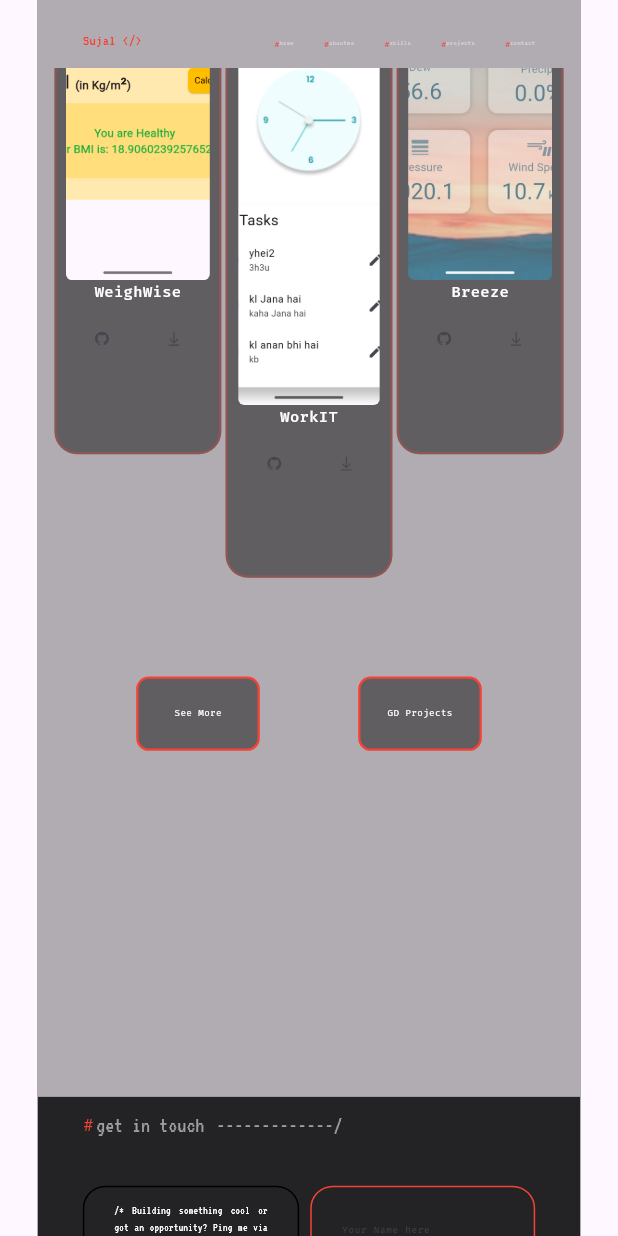
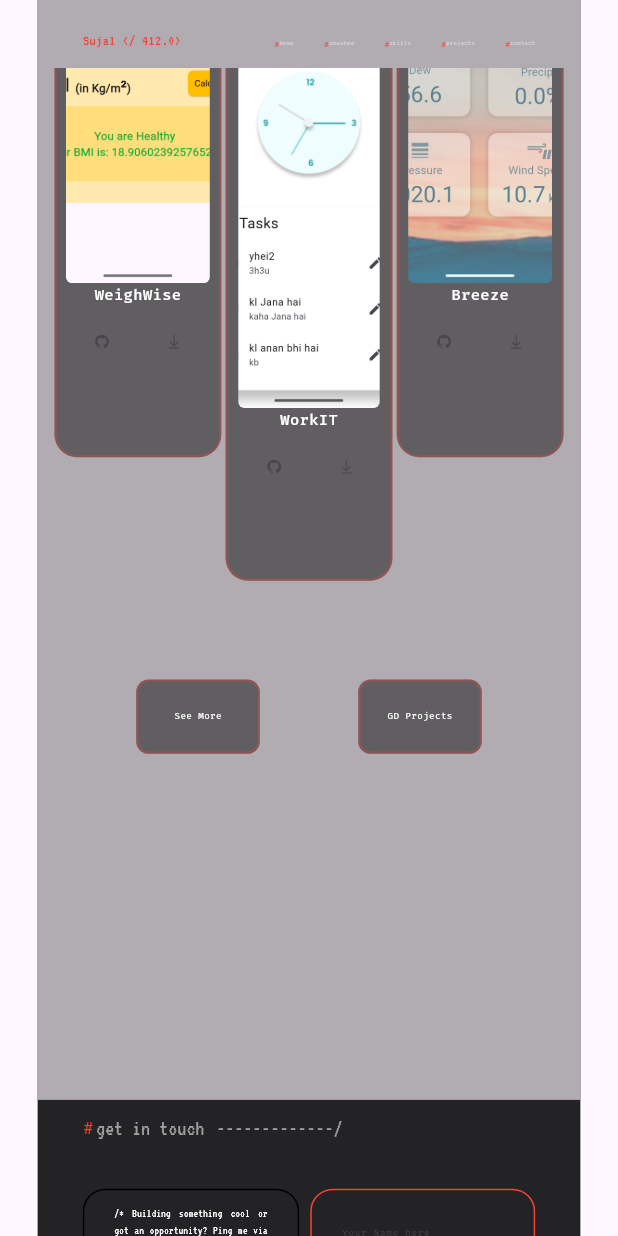
Before and after one commit to geeksks88/personal_portfolio, a Flutter app: the HeaderDesktop widget shown alone on an empty page, opened directly, scrolled down 2880 dp, on a phone screen of 412 x 824 dp. Run offline on Flutter 3.47's test engine with Material 3 defaults, Android fonts, the phone set to English and light mode, and no system bars; our stand-ins replace animated_text_kit, google_fonts, line_icons; missing offline and left inert: circle_list.

Commit message:
changes for deploement

```diff
--- a/lib/widgets/about_desktop.dart
+++ b/lib/widgets/about_desktop.dart
@@ -2,7 +2,7 @@
 // import 'package:google_fonts/google_fonts.dart';
 // import 'package:my_portfolio_main/constants/colors.dart';
 import 'package:my_portfolio_main/styles/text_styles.dart';
-import 'package:my_portfolio_main/widgets/dis_AP.dart';
+import 'package:my_portfolio_main/widgets/dis_ap.dart';
 
 class AboutDesktop extends StatelessWidget {
   final double screenWidth;
--- a/lib/widgets/header_desktop.dart
+++ b/lib/widgets/header_desktop.dart
@@ -55,7 +55,7 @@
                 mainAxisAlignment: MainAxisAlignment.spaceBetween,
                 children: [
                   Text(
-                    "Sujal </>",
+                    "Sujal </ $screenWidth>",
                     style: TextStyles(screenWidth: screenWidth).nameD,
                   ),
                   Row(
--- a/lib/widgets/middle_mobile.dart
+++ b/lib/widgets/middle_mobile.dart
@@ -32,7 +32,7 @@
               // radius: 46,
               backgroundColor: Colors.transparent,
               backgroundImage: AssetImage(
-                "assets/DPMC.png",
+                "assets/sdp.png",
                 // fit: BoxFit.cover,
               ),
             ),
--- a/lib/widgets/projects_desktop.dart
+++ b/lib/widgets/projects_desktop.dart
@@ -555,7 +555,7 @@
                         color: CustomColor.raisedBg2,
                         border: Border.all(
                           width: 1.5,
-                          color: CustomColor.titleC,
+                          color: CustomColor.titleC.withOpacity(0.3),
                         ),
                         borderRadius: BorderRadius.circular(screenWidth * 0.02),
                       ),
@@ -591,7 +591,7 @@
                         color: CustomColor.raisedBg2,
                         border: Border.all(
                           width: 1.5,
-                          color: CustomColor.titleC,
+                          color: CustomColor.titleC.withOpacity(0.3),
                         ),
                         // border: Border.all(width: 2),
                         borderRadius: BorderRadius.circular(screenWidth * 0.02),
@@ -630,7 +630,7 @@
                         color: CustomColor.raisedBg2,
                         border: Border.all(
                           width: 1.5,
-                          color: CustomColor.titleC,
+                          color: CustomColor.titleC.withOpacity(0.3),
                         ),
                         // border: Border.all(width: 2),
                         // boxShadow: [
@@ -674,7 +674,7 @@
                         // border: Border.all(width: 2),
                         border: Border.all(
                           width: 1.5,
-                          color: CustomColor.titleC,
+                          color: CustomColor.titleC.withOpacity(0.3),
                         ),
                         borderRadius: BorderRadius.circular(screenWidth * 0.02),
                       ),
--- a/lib/widgets/qoutes.dart
+++ b/lib/widgets/qoutes.dart
@@ -27,7 +27,7 @@
                 child: Text(
                   "\"With great power comes great electricity bill\"",
                   style: GoogleFonts.firaCode(
-                    fontSize: screenWidth * 0.018,
+                    fontSize: screenWidth * 0.017,
                     color: CustomColor.headingC,
                     // fontSize: ,
                   ),
@@ -39,10 +39,10 @@
         Row(
           mainAxisAlignment: MainAxisAlignment.center,
           children: [
-            SizedBox(width: screenWidth * 0.441),
+            SizedBox(width: screenWidth * 0.442),
             Container(
-              width: screenWidth * 0.159,
-              height: 58,
+              width: screenWidth * 0.157,
+              height: 60,
               decoration: BoxDecoration(
                 border: Border(
                   left: BorderSide(
@@ -63,7 +63,7 @@
                 child: Text(
                   "- Dr. Who",
                   style: GoogleFonts.firaCode(
-                    fontSize: screenWidth * 0.018,
+                    fontSize: screenWidth * 0.017,
                     color: CustomColor.headingC,
                     // fontSize: ,
                   ),
```
